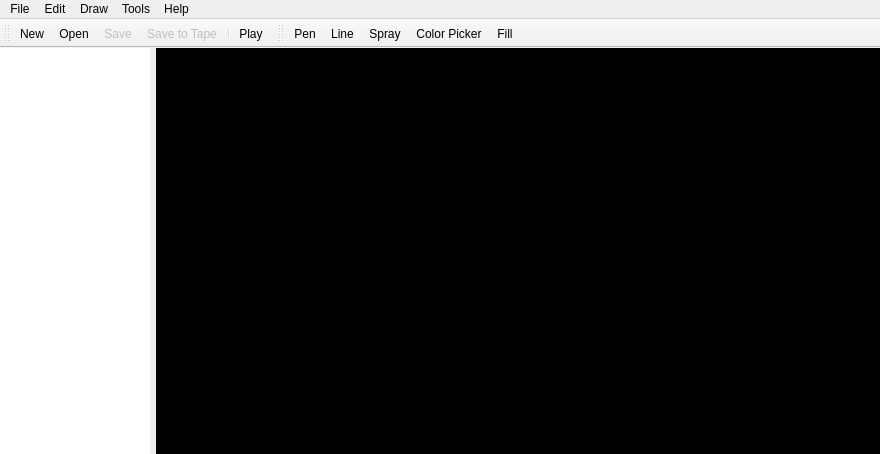
Qt form PatternPaint/mainwindow.ui (Blinkinlabs/PatternPaint) before a commit.
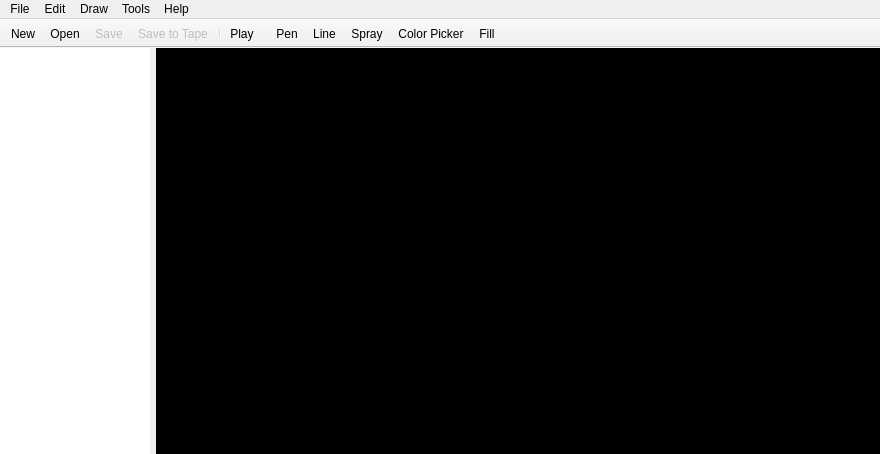
The same form after that commit. Icons and pictures are not drawn. Custom widgets are drawn as their Qt base class.

```diff
--- a/PatternPaint/mainwindow.ui
+++ b/PatternPaint/mainwindow.ui
@@ -281,6 +281,12 @@
    <property name="windowTitle">
     <string>File Commands</string>
    </property>
+   <property name="movable">
+    <bool>false</bool>
+   </property>
+   <property name="floatable">
+    <bool>false</bool>
+   </property>
    <attribute name="toolBarArea">
     <enum>TopToolBarArea</enum>
    </attribute>
@@ -298,6 +304,12 @@
    <property name="windowTitle">
     <string>Drawing Tools</string>
    </property>
+   <property name="movable">
+    <bool>false</bool>
+   </property>
+   <property name="floatable">
+    <bool>false</bool>
+   </property>
    <attribute name="toolBarArea">
     <enum>TopToolBarArea</enum>
    </attribute>
```
Left out of the diff: 29 changed lines with no effect on the pictures.
